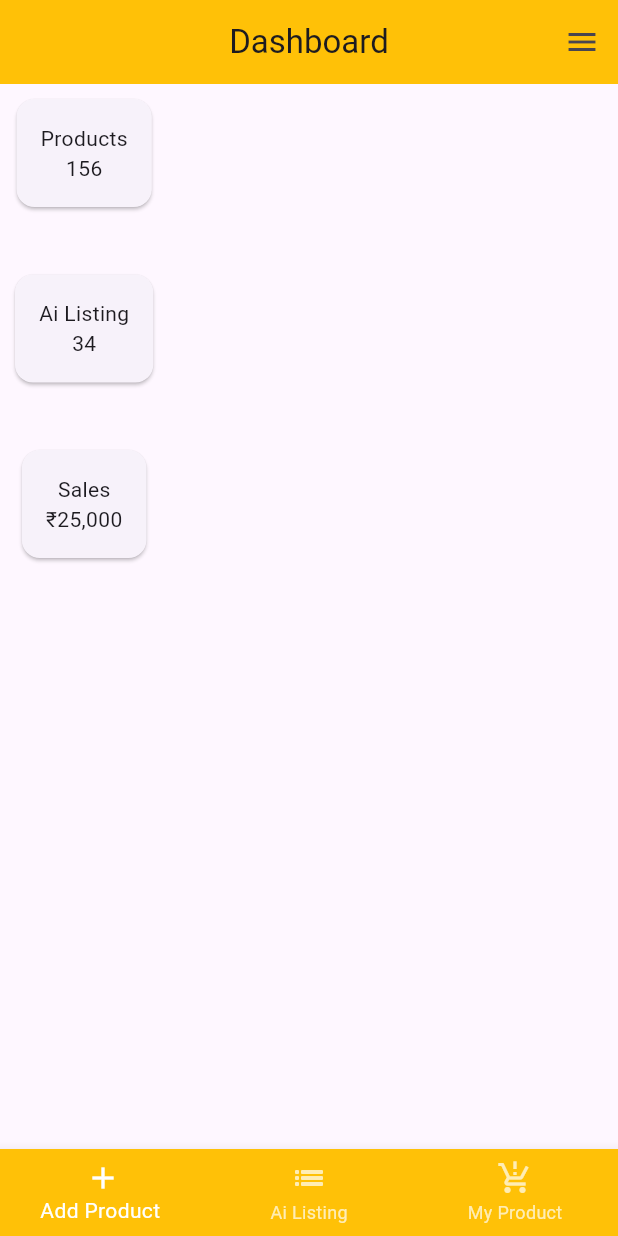
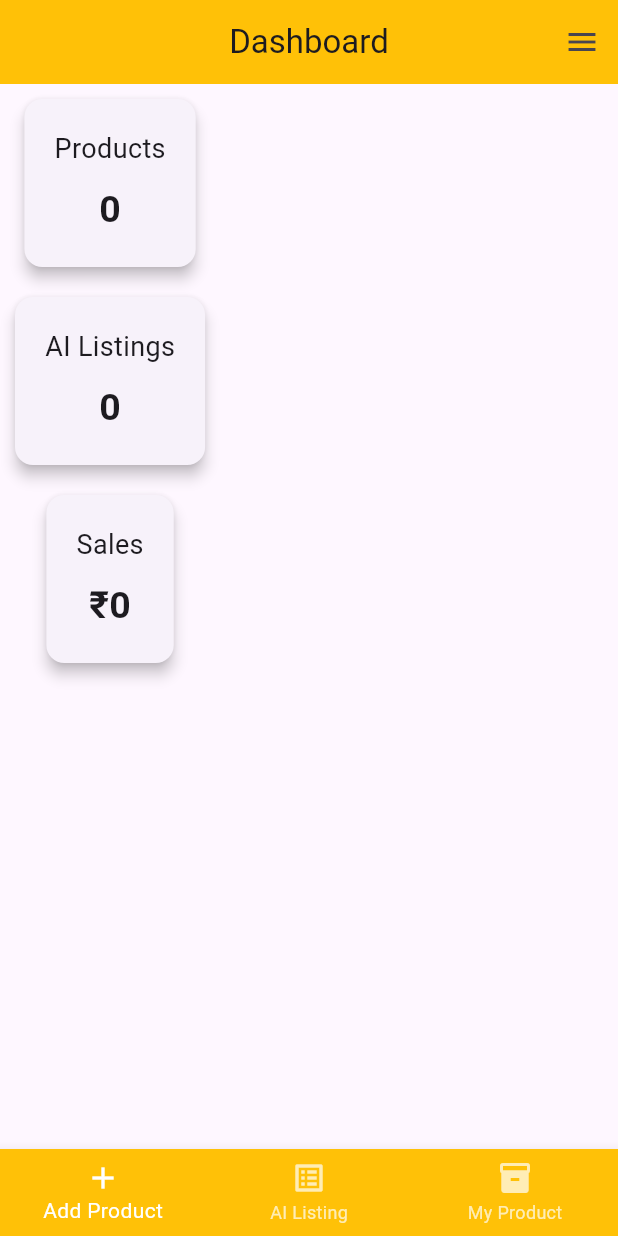
Before and after one commit to kamesh-m07/AI-Seller-Assistant, a Flutter app: the Dashbord screen opened directly, on a phone screen of 412 x 824 dp. Run offline on Flutter 3.47's test engine with Material 3 defaults, Android fonts, the phone set to English and light mode, and no system bars; our stand-ins replace cloud_firestore, firebase_auth, firebase_core, flutter_dotenv, flutter_gemini; accounts and stored records are empty.

```diff
--- a/lib/main.dart
+++ b/lib/main.dart
@@ -8,7 +8,7 @@ import 'firebase_options.dart';
 Future<void> main() async {
   WidgetsFlutterBinding.ensureInitialized();
   await dotenv.load(fileName: ".env");
-  String apiKey = dotenv.env['API_KEY'] ?? '';
+  String apiKey = dotenv.env['APIKEY'] ?? '';
 
   await Firebase.initializeApp(options: DefaultFirebaseOptions.currentPlatform);
 
--- a/lib/screens/dashbord.dart
+++ b/lib/screens/dashbord.dart
@@ -1,5 +1,6 @@
 import 'package:ai_seller_assistant/screens/add_product.dart';
 import 'package:ai_seller_assistant/screens/product_list.dart';
+import 'package:cloud_firestore/cloud_firestore.dart';
 import 'package:firebase_auth/firebase_auth.dart';
 import 'package:flutter/material.dart';
 
@@ -12,11 +13,64 @@ class Dashbord extends StatefulWidget {
 
 class _DashbordState extends State<Dashbord> {
   int selectedIndex = 0;
+
+  int totalProducts = 0;
+  int totalAiListings = 0;
+  double totalSales = 0;
+
+  @override
+  void initState() {
+    super.initState();
+    loadDashboardData();
+  }
+
+  Future<void> loadDashboardData() async {
+    final snapshot = await FirebaseFirestore.instance
+        .collection('products')
+        .get();
+
+    totalProducts = snapshot.docs.length;
+
+    totalAiListings = snapshot.docs.where((doc) {
+      return doc.data().containsKey('aiTitle');
+    }).length;
+
+    totalSales = 0;
+
+    for (var doc in snapshot.docs) {
+      if (doc.data().containsKey('sellingPrice')) {
+        totalSales += double.tryParse(doc['sellingPrice'].toString()) ?? 0;
+      }
+    }
+
+    setState(() {});
+  }
+
+  Widget dashboardCard(String title, String value) {
+    return Card(
+      margin: const EdgeInsets.all(10),
+      elevation: 4,
+      child: Padding(
+        padding: const EdgeInsets.all(20),
+        child: Column(
+          children: [
+            Text(title, style: const TextStyle(fontSize: 18)),
+            const SizedBox(height: 10),
+            Text(
+              value,
+              style: const TextStyle(fontSize: 25, fontWeight: FontWeight.bold),
+            ),
+          ],
+        ),
+      ),
+    );
+  }
+
   @override
   Widget build(BuildContext context) {
     return Scaffold(
       appBar: AppBar(
-        title: Text('Dashboard'),
+        title: const Text('Dashboard'),
         centerTitle: true,
         backgroundColor: Colors.amber,
       ),
@@ -34,33 +88,16 @@ class _DashbordState extends State<Dashbord> {
         ),
       ),
 
-      body: Column(
-        children: [
-          // Text(data),
-          Card(
-            margin: const EdgeInsets.all(10),
-            child: Padding(
-              padding: const EdgeInsets.all(16),
-              child: Column(children: [Text('Products'), Text('156')]),
-            ),
-          ),
-          const SizedBox(height: 25),
-          Card(
-            margin: const EdgeInsets.all(10),
-            child: Padding(
-              padding: EdgeInsetsGeometry.all(16),
-              child: Column(children: [Text('Ai Listing'), Text('34')]),
-            ),
-          ),
-          const SizedBox(height: 25),
-          Card(
-            margin: const EdgeInsets.all(10),
-            child: Padding(
-              padding: const EdgeInsets.all(16),
-              child: Column(children: [Text('Sales'), Text('₹25,000')]),
-            ),
-          ),
-        ],
+      body: SingleChildScrollView(
+        child: Column(
+          children: [
+            dashboardCard('Products', totalProducts.toString()),
+
+            dashboardCard('AI Listings', totalAiListings.toString()),
+
+            dashboardCard('Sales', '₹${totalSales.toStringAsFixed(0)}'),
+          ],
+        ),
       ),
 
       bottomNavigationBar: BottomNavigationBar(
@@ -78,24 +115,26 @@ class _DashbordState extends State<Dashbord> {
           if (index == 0) {
             Navigator.push(
               context,
-              MaterialPageRoute(builder: (context) => AddProductScreen()),
+              MaterialPageRoute(builder: (_) => const AddProductScreen()),
             );
           }
+
           if (index == 2) {
             Navigator.push(
               context,
-              MaterialPageRoute(builder: (context) => ProductList()),
+              MaterialPageRoute(builder: (_) => const ProductList()),
             );
           }
         },
-        items: [
-          BottomNavigationBarItem(icon: Icon(Icons.add), label: "Add Product "),
+
+        items: const [
+          BottomNavigationBarItem(icon: Icon(Icons.add), label: "Add Product"),
           BottomNavigationBarItem(
-            icon: Icon(Icons.list_outlined),
-            label: "Ai Listing",
+            icon: Icon(Icons.list_alt),
+            label: "AI Listing",
           ),
           BottomNavigationBarItem(
-            icon: Icon(Icons.production_quantity_limits),
+            icon: Icon(Icons.inventory),
             label: "My Product",
           ),
         ],
--- a/lib/services/firestore_service.dart
+++ b/lib/services/firestore_service.dart
@@ -9,16 +9,12 @@ class FirestoreService {
     required String category,
     required String brand,
     required String costPrice,
-    required String sellingPrice,
-    required String description,
   }) async {
     await _firestore.collection('products').add({
       'productName': productName,
       'category': category,
       'brand': brand,
       'costPrice': costPrice,
-      'sellingPrice': sellingPrice,
-      'description': description,
       'createdAt': Timestamp.now(),
     });
   }
```
Also changed, not shown: lib/screens/add_product.dart (+4 -31 lines), lib/screens/ai_listing_screen.dart (+71 -46 lines), lib/screens/product_list.dart (+5 -6 lines), lib/services/ai_service.dart (+21 -14 lines).
